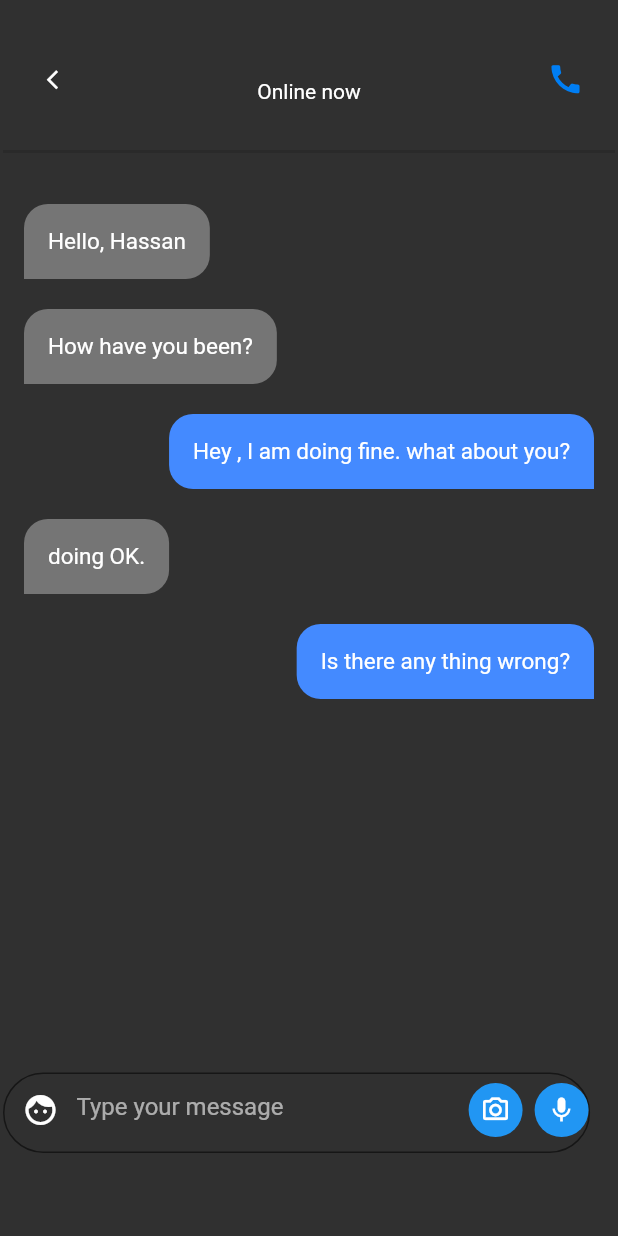
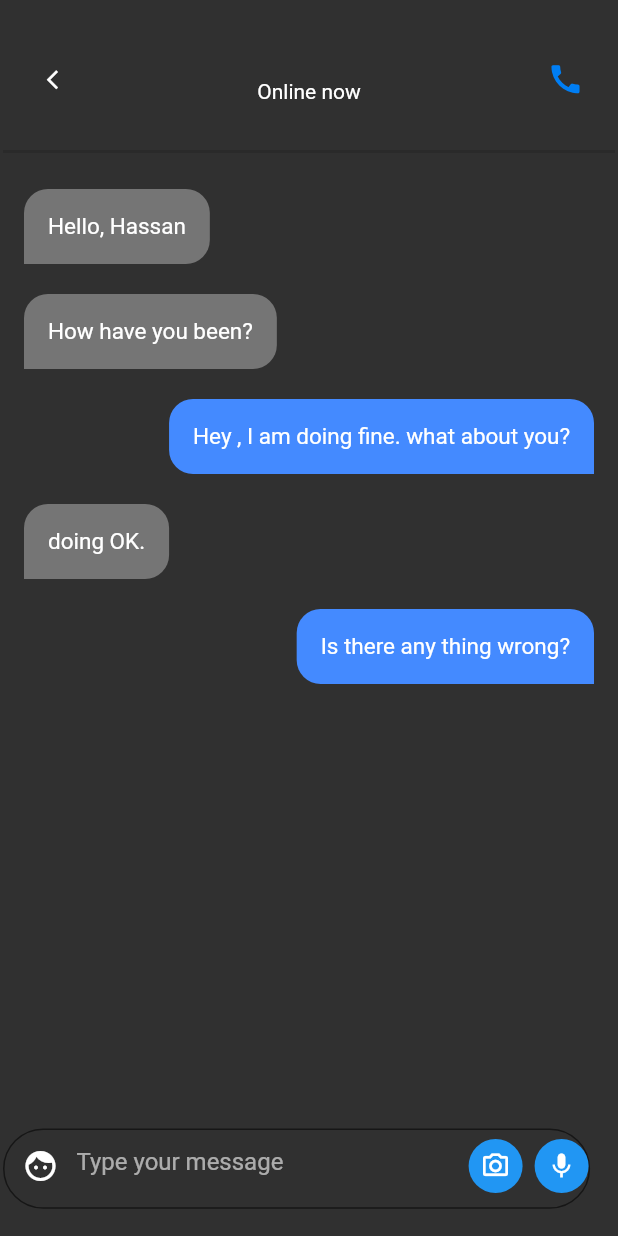
Before and after one commit to adeela8116/demoWithGetX, a Flutter app: the ChatPage screen opened directly, on a phone screen of 412 x 824 dp. Run offline on Flutter 3.47's test engine with Material 2 defaults, Android fonts, the phone set to English and light mode, and no system bars; our stand-ins replace get, image_picker; statements that could not run were skipped.

Commit message:
chat is updated

```diff
--- a/lib/chat.dart
+++ b/lib/chat.dart
@@ -5,7 +5,7 @@ import 'package:image_picker/image_picker.dart';
 class chatController extends GetxController {
   var data = Get.arguments;
   String userID = '', userNAME = '';
-  List<ChatMessage> messages = [];
+  RxList<ChatMessage> messages = <ChatMessage>[].obs;
 
   @override
   void onInit() {
@@ -17,11 +17,12 @@ class chatController extends GetxController {
       ChatMessage(messageContent: "Hey ${userNAME}, I am doing fine. what about you?", messageType: "sender"),
       ChatMessage(messageContent: "doing OK.", messageType: "receiver"),
       ChatMessage(messageContent: "Is there any thing wrong?", messageType: "sender"),
-    ].obs);
+    ]);
     super.onInit();
   }
   addMsg(String msg){
     messages.add(ChatMessage(messageContent: msg, messageType: "sender"));
+    messages.refresh();
   }
 }
 
@@ -37,10 +38,9 @@ class ChatPage extends StatelessWidget {
 
     return Scaffold(
         body: SafeArea(
-          child: SingleChildScrollView(
           child: Container(
             // decoration: (BoxDecoration(color: Colors.amber)),
-              height: Get.height/1.05,
+            height: Get.height,
             width: Get.width,
             padding: const EdgeInsets.fromLTRB(2,20,2,10),
             child: Column(
@@ -68,23 +68,19 @@ class ChatPage extends StatelessWidget {
                     flex: 8,
                     child:Container(
                         height: Get.height/1,
-                        child:  Scrollbar(
-                          child: GetBuilder<chatController>(
-                            builder: (c) => ListView.builder(
-                              controller: _scrollController,
-                              itemCount: c.messages.length,
-                              shrinkWrap: true,
-                              padding: EdgeInsets.only(top: 10,bottom: 10),
-                              physics: NeverScrollableScrollPhysics(),
-                              itemBuilder: (context, index){
-                                return Container(
+                        child:  SingleChildScrollView(
+                          child: Obx(() {
+                            List<Widget> chatWidget = [];
+                            for(ChatMessage msg in c.messages){
+                              chatWidget.add(
+                                Container(
                                   padding: EdgeInsets.only(left: 14,right: 14,top: 10,bottom: 10),
                                   child: Align(
-                                    alignment: (c.messages[index].messageType == "receiver"?Alignment.topLeft:Alignment.topRight),
+                                    alignment: (msg.messageType == "receiver"?Alignment.topLeft:Alignment.topRight),
                                     child: Container(
                                       decoration: BoxDecoration(
                                         borderRadius:
-                                        c.messages[index].messageType  == "receiver"? BorderRadius.only(
+                                        msg.messageType  == "receiver"? BorderRadius.only(
                                           topRight: Radius.circular(16),
                                           topLeft: Radius.circular(16),
                                           bottomRight: Radius.circular(16),
@@ -94,16 +90,21 @@ class ChatPage extends StatelessWidget {
                                           topLeft: Radius.circular(16),
                                           bottomLeft: Radius.circular(16),
                                         ),
-                                        color: (c.messages[index].messageType  == "receiver"?Colors.grey.shade600:Colors.blueAccent),
+                                        color: (msg.messageType  == "receiver"?Colors.grey.shade600:Colors.blueAccent),
                                       ),
                                       padding: EdgeInsets.all(16),
-                                      child: Text(c.messages[index].messageContent, style: TextStyle(fontSize: 15),),
+                                      child: Text(msg.messageContent, style: TextStyle(fontSize: 15),),
+                                    ),
                                   ),
                                 ),
                               );
-                              },
+                            }
+                            return Container(
+                              child: Column(
+                                children: chatWidget,
                               ),
-                          ),
+                            );
+                          }),
                         )
                     )
                 ),
@@ -178,7 +179,6 @@ class ChatPage extends StatelessWidget {
             ),
           ),
         ),
-        ),
     );
   }
   void sendMessage() async {
@@ -190,8 +190,8 @@ class ChatPage extends StatelessWidget {
     _messageController.clear();
     c.addMsg(newMessage);
 
-    _scrollController.animateTo(_scrollController.position.maxScrollExtent,
-        duration: const Duration(milliseconds: 500), curve: Curves.easeOut);
+    // _scrollController.animateTo(_scrollController.position.maxScrollExtent,
+    //     duration: const Duration(milliseconds: 500), curve: Curves.easeOut);
   }
   void imageSend() async {
     final ImagePicker _picker = ImagePicker();
```
Lines whose indentation alone changed are shown as unchanged.
